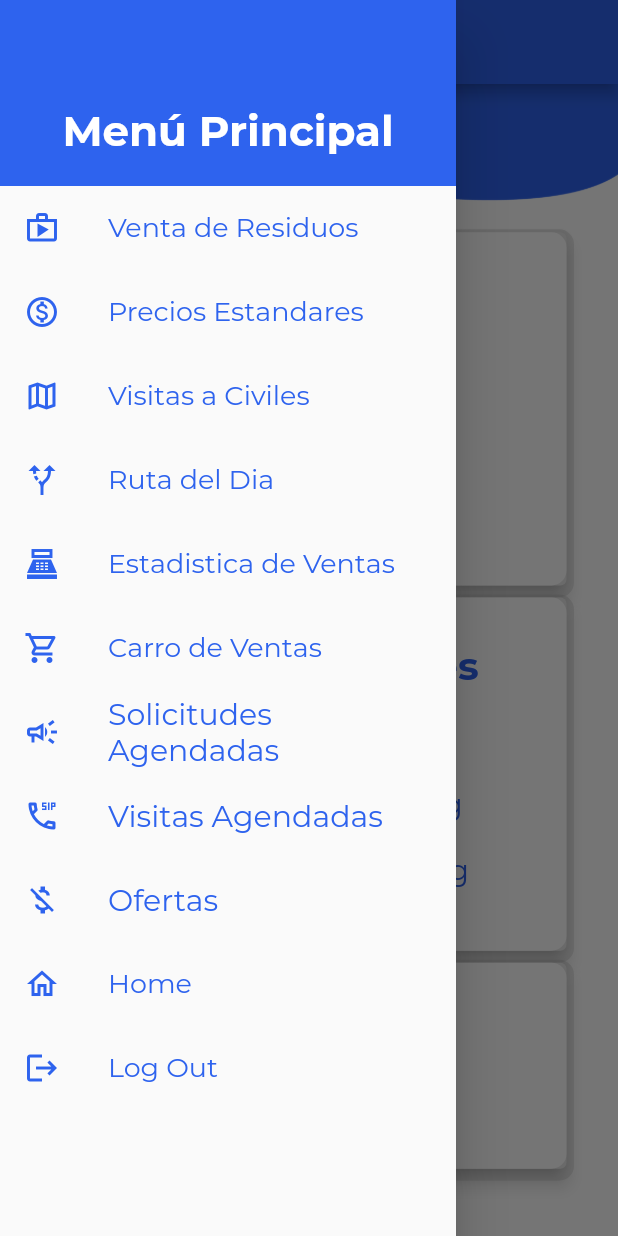
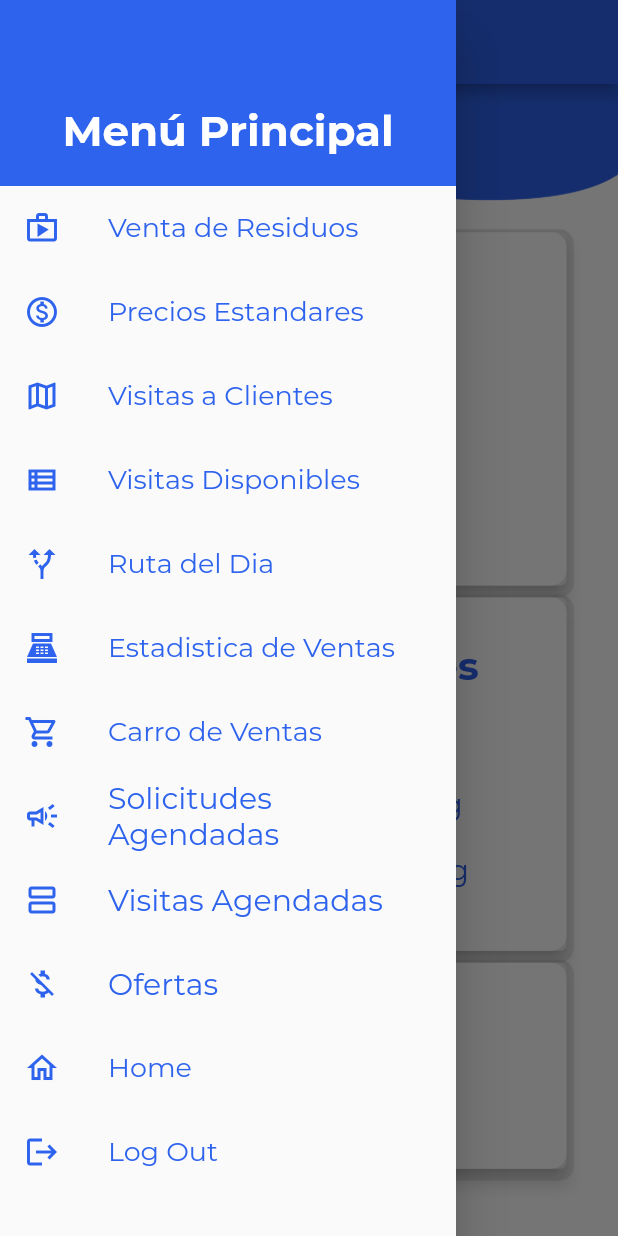
Before and after one commit to Jcss1462/reciclajeApp, a Flutter app: the InicioReciclador screen opened by its route, with the side drawer open, on a phone screen of 412 x 824 dp. Run offline on Flutter 3.47's test engine with Material 2 defaults, Android fonts, the phone set to English and light mode, and no system bars; our stand-ins replace firebase_auth, firebase_core, flutter_dotenv, shared_preferences; accounts and stored records are empty; network calls fail.

Commit message:
inicio de vista de map (Reciclador Oficial)

```diff
--- a/lib/core/constants.dart
+++ b/lib/core/constants.dart
@@ -8,6 +8,7 @@ const String donacionFormCivil = '/donacionFormCivl';
 const String carrodeDonacionCivil = '/carrodeDonacionCivil';
 const String formAgendaVisitaCivil = '/formAgendaVisitaCivil';
 const String pageEditar = '/pageEditar';
-const String visitaCiviles = '/visitaCiviles';
+const String visitaDisponibles = '/visitaDisponibles';
 const String visitaAgendada = '/visitaAgendada';
 const String listaRecicladores = '/listaRecicladores';
+const String visitaClientesMap = '/visitaClientesMap';
--- a/lib/core/routers.dart
+++ b/lib/core/routers.dart
@@ -9,7 +9,8 @@ import 'package:reciclaje_app/page/index.dart';
 import 'package:flutter/material.dart'
     show Center, MaterialPageRoute, Route, RouteSettings, Scaffold, Text;
 import 'package:reciclaje_app/page/visitaAgendada.dart';
-import 'package:reciclaje_app/page/visitaCiviles.dart';
+import 'package:reciclaje_app/page/visitaClientesMap.dart';
+import 'package:reciclaje_app/page/visitaDisponibles.dart';
 import 'constants.dart';
 
 class Routers {
@@ -36,12 +37,14 @@ class Routers {
       case pageEditar:
         final int args = settings.arguments;
         return MaterialPageRoute(builder: (_) => PageEditar(args));
-      case visitaCiviles:
-        return MaterialPageRoute(builder: (_) => VisitaCiviles());
+      case visitaDisponibles:
+        return MaterialPageRoute(builder: (_) => VisitaCivilesDisponibles());
       case visitaAgendada:
         return MaterialPageRoute(builder: (_) => VisitaAgendada());
       case listaRecicladores:
         return MaterialPageRoute(builder: (_) => ListaRecicladores());
+      case visitaClientesMap:
+        return MaterialPageRoute(builder: (_) => VisitaClientesMap());
       default:
         return MaterialPageRoute(
           builder: (_) => Scaffold(
--- a/lib/widgets/navbar.dart
+++ b/lib/widgets/navbar.dart
@@ -69,14 +69,30 @@ class NavBar extends StatelessWidget {
               color: Color.fromRGBO(46, 99, 238, 1),
             ),
             title: Text(
-              "Visitas a Civiles",
+              "Visitas a Clientes",
               style: TextStyle(
                   color: Color.fromRGBO(46, 99, 238, 1),
                   fontWeight: FontWeight.normal,
                   fontSize: 18),
             ),
             onTap: () {
-              Navigator.pushNamed(context, visitaCiviles);
+              Navigator.pushNamed(context, visitaClientesMap);
+            },
+          ),
+          ListTile(
+            leading: Icon(
+              Icons.view_list_outlined,
+              color: Color.fromRGBO(46, 99, 238, 1),
+            ),
+            title: Text(
+              "Visitas Disponibles",
+              style: TextStyle(
+                  color: Color.fromRGBO(46, 99, 238, 1),
+                  fontWeight: FontWeight.normal,
+                  fontSize: 18),
+            ),
+            onTap: () {
+              Navigator.pushNamed(context, visitaDisponibles);
             },
           ),
           ListTile(
@@ -139,7 +155,7 @@ class NavBar extends StatelessWidget {
           ),
           ListTile(
             leading: Icon(
-              Icons.dialer_sip_outlined,
+              Icons.view_agenda_outlined,
               color: Color.fromRGBO(46, 99, 238, 1),
             ),
             title: Text(
```
Also changed, not shown: lib/page/visitaAgendada.dart (+8 -10 lines), lib/page/visitaClientesMap.dart (added, +63 -0 lines), lib/page/visitaDisponibles.dart (renamed from lib/page/visitaCiviles.dart, +20 -10 lines), pubspec.lock.
